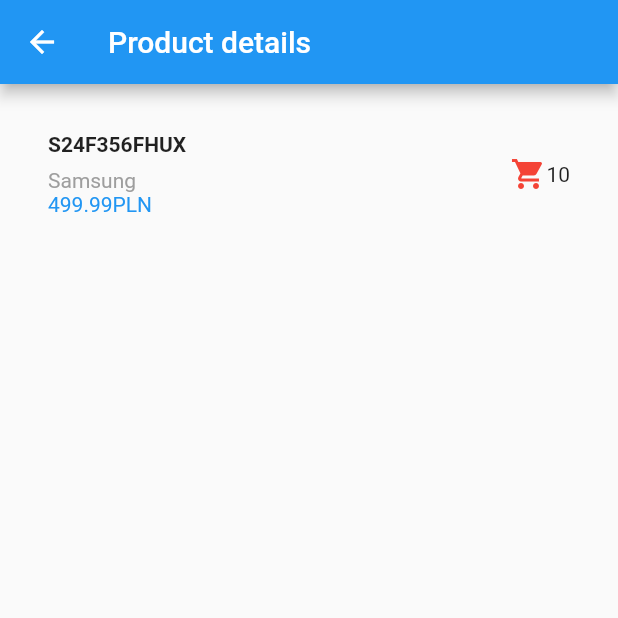
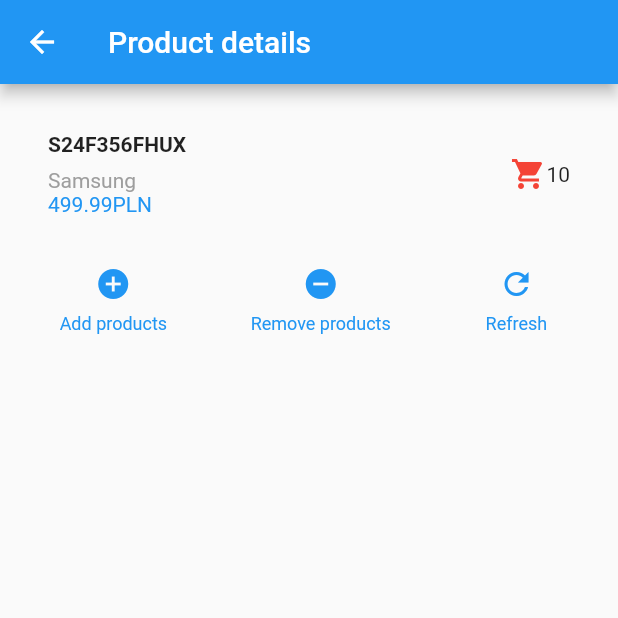
Before and after one commit to palucdev/Warehouse_mobile, a Flutter app: the screen it shows after launch, after a tap on "S24F356FHUX", on a phone screen of 412 x 824 dp, the top half of it. Run offline on Flutter 3.47's test engine with Material 2 defaults, Android fonts, the phone set to English and light mode, and no system bars.

Commit message:
Added button row to product detail screen

```diff
--- a/lib/screens/product-details.dart
+++ b/lib/screens/product-details.dart
@@ -9,10 +9,7 @@ class ProductDetailsState extends State<ProductDetails> {
         title: Text('Product details'),
       ),
       body: ListView(
-        children: [
-          _buildProductDetails()
-        ]
-      ),
+          children: [_buildProductDetails(), _buildButtonSelectionBar()]),
     );
   }
 
@@ -57,6 +54,53 @@ class ProductDetailsState extends State<ProductDetails> {
           ],
         ));
   }
+
+  Widget _buildButtonSelectionBar() {
+    return Container(
+      child: Row(
+        mainAxisAlignment: MainAxisAlignment.spaceEvenly,
+        children: [
+          MaterialButton(
+            child: buildButtonColumn(Icons.add_circle, 'Add products'),
+            onPressed: () {},
+          ),
+          MaterialButton(
+            child: buildButtonColumn(Icons.remove_circle, 'Remove products'),
+            onPressed: () {},
+          ),
+          MaterialButton(
+            child: buildButtonColumn(Icons.refresh, 'Refresh'),
+            onPressed: () {},
+          )
+        ],
+      ),
+    );
+  }
+
+  Column buildButtonColumn(IconData icon, String label, [buttonFn]) {
+    Color color = Theme
+        .of(context)
+        .primaryColor;
+
+    return Column(
+      mainAxisSize: MainAxisSize.min,
+      mainAxisAlignment: MainAxisAlignment.center,
+      children: [
+        Icon(icon, color: color),
+        Container(
+          margin: const EdgeInsets.only(top: 8.0),
+          child: Text(
+            label,
+            style: TextStyle(
+              fontSize: 12.0,
+              fontWeight: FontWeight.w400,
+              color: color,
+            ),
+          ),
+        ),
+      ],
+    );
+  }
 }
 
 class ProductDetails extends StatefulWidget {
--- a/lib/screens/product-list.dart
+++ b/lib/screens/product-list.dart
@@ -45,7 +45,7 @@ class ProductListState extends State<ProductList> {
           final index = i ~/ 2; // i by 2 with int result
 
           if (index >= _products.length) {
-            return;
+            return null;
           }
 
           return _buildRow(_products[index]);
```
